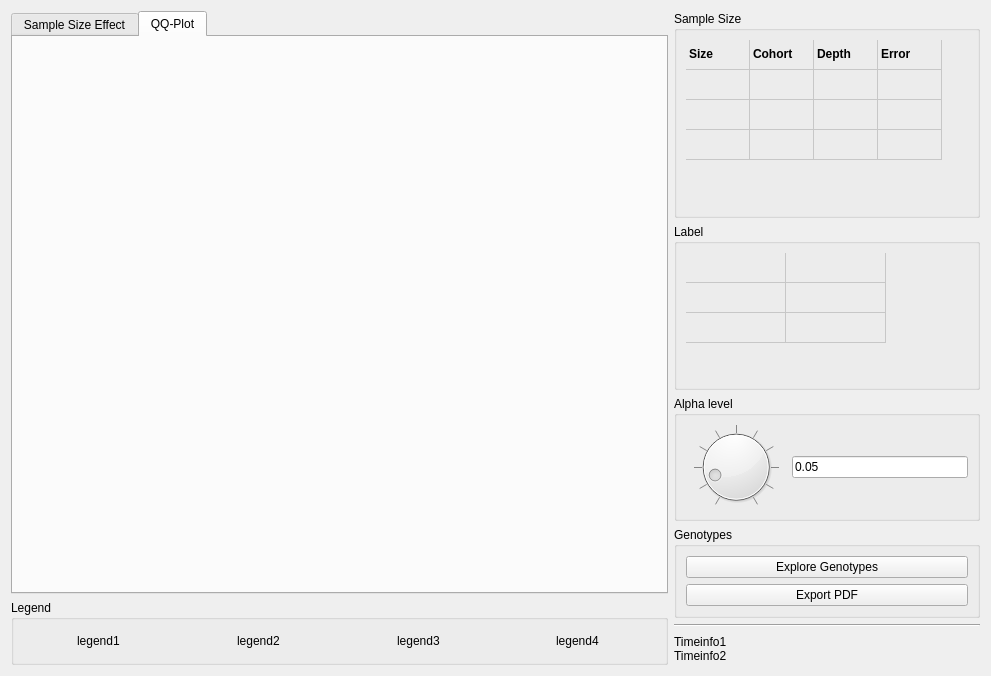
Before: the Qt Designer form gui/ui/simplotwindow.ui in ScottMastro/VikNGS, drawn with Qt 5.
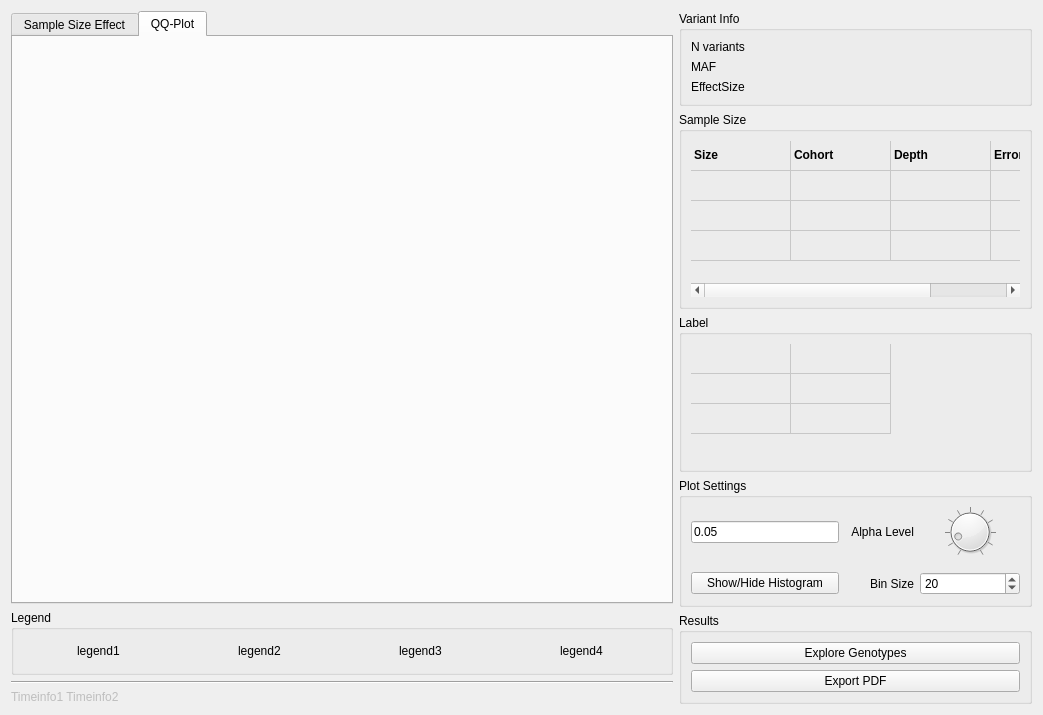
After: the same form once the commit is applied. The open tabs and pages were chosen to show the change. Custom widgets are drawn as their Qt base class.

Commit message: updated visuals + added hist

```diff
--- a/gui/ui/simplotwindow.ui
+++ b/gui/ui/simplotwindow.ui
@@ -2,18 +2,21 @@
 <ui version="4.0">
  <class>SimPlotWindow</class>
  <widget class="QWidget" name="SimPlotWindow">
+  <property name="enabled">
+   <bool>true</bool>
+  </property>
   <property name="geometry">
    <rect>
     <x>0</x>
     <y>0</y>
-    <width>991</width>
-    <height>676</height>
+    <width>1043</width>
+    <height>715</height>
    </rect>
   </property>
   <property name="windowTitle">
    <string>Plotter</string>
   </property>
-  <layout class="QHBoxLayout" name="horizontalLayout_3" stretch="15,7">
+  <layout class="QHBoxLayout" name="horizontalLayout_3" stretch="15,8">
    <item>
     <layout class="QVBoxLayout" name="verticalLayout_4">
      <item>
@@ -51,6 +54,59 @@
              <verstretch>10</verstretch>
             </sizepolicy>
            </property>
+           <layout class="QGridLayout" name="gridLayout_2" rowstretch="7,3,1" columnstretch="9,3">
+            <item row="1" column="0">
+             <widget class="QWidget" name="filler3" native="true">
+              <property name="enabled">
+               <bool>true</bool>
+              </property>
+             </widget>
+            </item>
+            <item row="1" column="1">
+             <widget class="QCustomPlot" name="simplot_histPlot" native="true">
+              <property name="sizePolicy">
+               <sizepolicy hsizetype="Preferred" vsizetype="Preferred">
+                <horstretch>0</horstretch>
+                <verstretch>10</verstretch>
+               </sizepolicy>
+              </property>
+             </widget>
+            </item>
+            <item row="0" column="0">
+             <widget class="QWidget" name="filler2" native="true">
+              <property name="enabled">
+               <bool>true</bool>
+              </property>
+             </widget>
+            </item>
+            <item row="0" column="1">
+             <widget class="QWidget" name="filler1" native="true">
+              <property name="enabled">
+               <bool>true</bool>
+              </property>
+             </widget>
+            </item>
+            <item row="2" column="0">
+             <widget class="QWidget" name="filler5" native="true">
+              <property name="enabled">
+               <bool>true</bool>
+              </property>
+             </widget>
+            </item>
+            <item row="2" column="1">
+             <widget class="QWidget" name="filler4" native="true">
+              <property name="enabled">
+               <bool>true</bool>
+              </property>
+             </widget>
+            </item>
+           </layout>
+           <zorder>filler4</zorder>
+           <zorder>filler1</zorder>
+           <zorder>filler3</zorder>
+           <zorder>filler2</zorder>
+           <zorder>simplot_histPlot</zorder>
+           <zorder>filler5</zorder>
           </widget>
          </item>
         </layout>
@@ -212,19 +268,70 @@
        </layout>
       </widget>
      </item>
+     <item>
+      <layout class="QVBoxLayout" name="verticalLayout_5">
+       <item>
+        <widget class="Line" name="line">
+         <property name="orientation">
+          <enum>Qt::Horizontal</enum>
+         </property>
+        </widget>
+       </item>
+       <item>
+        <widget class="QLabel" name="simplot_timeLbl">
+         <property name="enabled">
+          <bool>false</bool>
+         </property>
+         <property name="text">
+          <string>&lt;html&gt;&lt;head/&gt;&lt;body&gt;&lt;p&gt;Timeinfo1	Timeinfo2&lt;/p&gt;&lt;/body&gt;&lt;/html&gt;</string>
+         </property>
+        </widget>
+       </item>
+      </layout>
+     </item>
     </layout>
    </item>
    <item>
-    <layout class="QVBoxLayout" name="verticalLayout_8" stretch="5,4,3,1,1">
+    <layout class="QVBoxLayout" name="verticalLayout_8" stretch="0,5,4,2,1">
      <property name="sizeConstraint">
       <enum>QLayout::SetDefaultConstraint</enum>
      </property>
+     <item>
+      <widget class="QGroupBox" name="groupBox_3">
+       <property name="title">
+        <string>Variant Info</string>
+       </property>
+       <layout class="QGridLayout" name="gridLayout">
+        <item row="1" column="0">
+         <widget class="QLabel" name="simplot_mafLbl">
+          <property name="text">
+           <string>MAF</string>
+          </property>
+         </widget>
+        </item>
+        <item row="0" column="0">
+         <widget class="QLabel" name="simplot_nVariantsLbl">
+          <property name="text">
+           <string>N variants</string>
+          </property>
+         </widget>
+        </item>
+        <item row="2" column="0">
+         <widget class="QLabel" name="simplot_effectSizeLbl">
+          <property name="text">
+           <string>EffectSize</string>
+          </property>
+         </widget>
+        </item>
+       </layout>
+      </widget>
+     </item>
      <item>
       <widget class="QGroupBox" name="groupBox_2">
        <property name="title">
         <string>Sample Size</string>
        </property>
-       <layout class="QVBoxLayout" name="verticalLayout_3">
+       <layout class="QHBoxLayout" name="horizontalLayout_5">
         <item>
          <widget class="QTableWidget" name="simplot_sampleTbl">
           <property name="sizePolicy">
@@ -233,12 +340,6 @@
             <verstretch>0</verstretch>
            </sizepolicy>
           </property>
-          <property name="maximumSize">
-           <size>
-            <width>16777215</width>
-            <height>16777215</height>
-           </size>
-          </property>
           <property name="palette">
            <palette>
             <active>
@@ -285,9 +386,6 @@
           <property name="frameShadow">
            <enum>QFrame::Plain</enum>
           </property>
-          <property name="sizeAdjustPolicy">
-           <enum>QAbstractScrollArea::AdjustIgnored</enum>
-          </property>
           <property name="autoScroll">
            <bool>false</bool>
           </property>
@@ -312,9 +410,6 @@
           <attribute name="horizontalHeaderVisible">
            <bool>false</bool>
           </attribute>
-          <attribute name="horizontalHeaderDefaultSectionSize">
-           <number>64</number>
-          </attribute>
           <attribute name="verticalHeaderVisible">
            <bool>false</bool>
           </attribute>
@@ -472,10 +567,41 @@
      <item>
       <widget class="QGroupBox" name="groupBox">
        <property name="title">
-        <string>Alpha level</string>
+        <string>Plot Settings</string>
        </property>
-       <layout class="QHBoxLayout" name="horizontalLayout_4">
-        <item>
+       <layout class="QGridLayout" name="gridLayout_3">
+        <item row="2" column="0">
+         <widget class="QPushButton" name="simplot_histShow">
+          <property name="text">
+           <string>Show/Hide Histogram</string>
+          </property>
+         </widget>
+        </item>
+        <item row="1" column="2">
+         <widget class="Line" name="line_2">
+          <property name="orientation">
+           <enum>Qt::Horizontal</enum>
+          </property>
+         </widget>
+        </item>
+        <item row="0" column="0">
+         <widget class="QLineEdit" name="simplot_alphaTxt">
+          <property name="text">
+           <string>0.05</string>
+          </property>
+         </widget>
+        </item>
+        <item row="0" column="3">
+         <widget class="QLabel" name="simplot_alphaLbl">
+          <property name="text">
+           <string>Alpha Level</string>
+          </property>
+          <property name="alignment">
+           <set>Qt::AlignRight|Qt::AlignTrailing|Qt::AlignVCenter</set>
+          </property>
+         </widget>
+        </item>
+        <item row="0" column="5">
          <widget class="QDial" name="simplot_alphaDial">
           <property name="minimum">
            <number>1</number>
@@ -506,10 +632,26 @@
           </property>
          </widget>
         </item>
-        <item>
-         <widget class="QLineEdit" name="simplot_alphaTxt">
+        <item row="2" column="3">
+         <widget class="QLabel" name="simplot_histBinLbl">
           <property name="text">
-           <string>0.05</string>
+           <string>Bin Size</string>
+          </property>
+          <property name="alignment">
+           <set>Qt::AlignRight|Qt::AlignTrailing|Qt::AlignVCenter</set>
+          </property>
+         </widget>
+        </item>
+        <item row="2" column="5">
+         <widget class="QSpinBox" name="simplot_histBinBox">
+          <property name="minimum">
+           <number>1</number>
+          </property>
+          <property name="maximum">
+           <number>200</number>
+          </property>
+          <property name="value">
+           <number>20</number>
           </property>
          </widget>
         </item>
@@ -519,7 +661,7 @@
      <item>
       <widget class="QGroupBox" name="simplot_genoGrp">
        <property name="title">
-        <string>Genotypes</string>
+        <string>Results</string>
        </property>
        <layout class="QVBoxLayout" name="verticalLayout">
         <item>
@@ -539,24 +681,6 @@
        </layout>
       </widget>
      </item>
-     <item>
-      <layout class="QVBoxLayout" name="verticalLayout_5">
-       <item>
-        <widget class="Line" name="line">
-         <property name="orientation">
-          <enum>Qt::Horizontal</enum>
-         </property>
-        </widget>
-       </item>
-       <item>
-        <widget class="QLabel" name="simplot_timeLbl">
-         <property name="text">
-          <string>&lt;html&gt;&lt;head/&gt;&lt;body&gt;Timeinfo1&lt;br&gt;Timeinfo2&lt;/body&gt;&lt;/html&gt;</string>
-         </property>
-        </widget>
-       </item>
-      </layout>
-     </item>
     </layout>
    </item>
   </layout>
```
Left out of the diff: 3 changed lines with no effect on the pictures. The commit also changes 18 other files.
